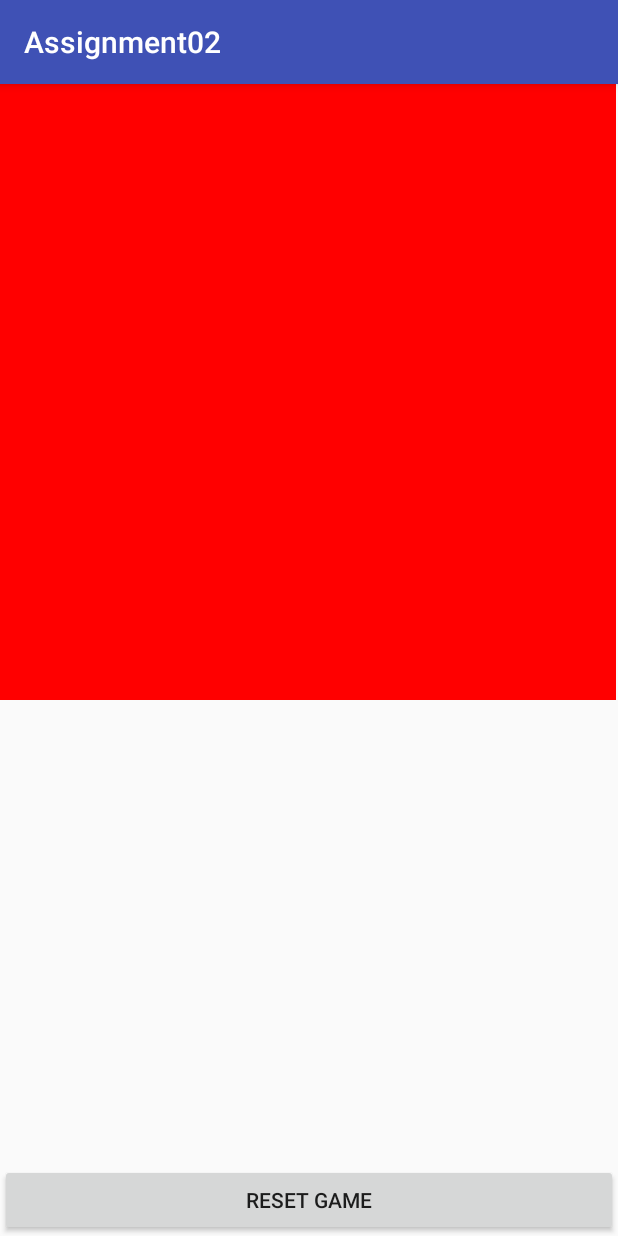
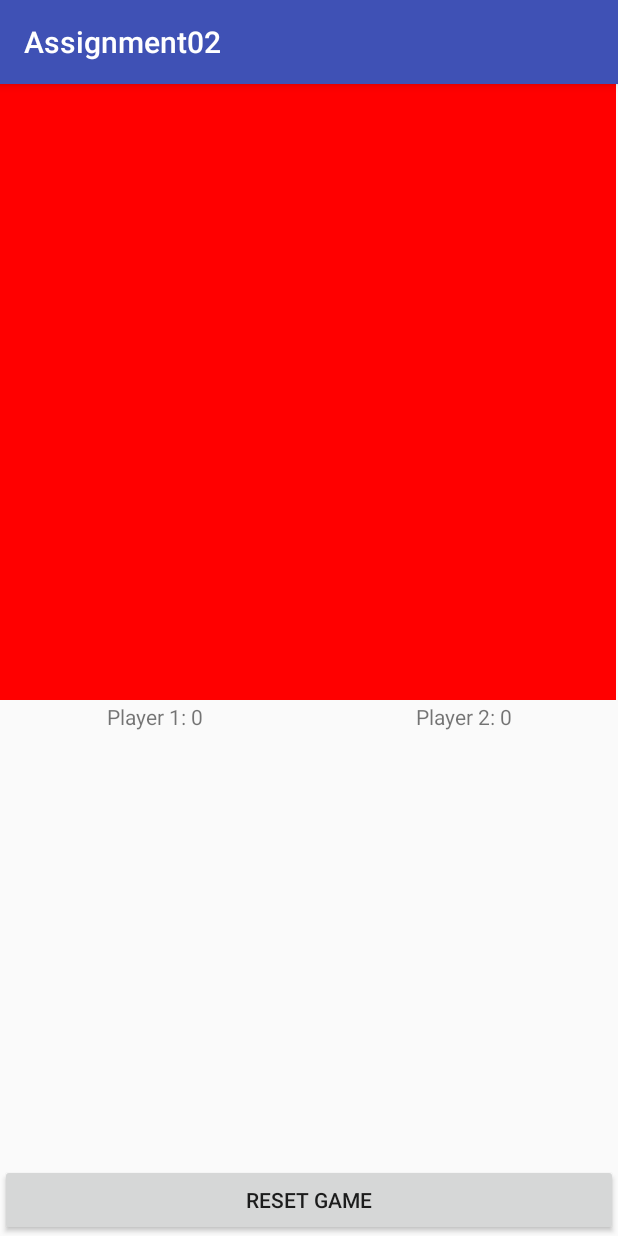
Before and after one commit to kristijan-pajtasev/android-memory-game, an Android app: the screen it shows after launch (MainActivity), after a tap on "RESET GAME", on a phone screen of 412 x 824 dp. Run offline under Robolectric (Android 15) with nearby library versions, the phone set to English and light mode, and no system bars.

Commit message:
setting init score values

```diff
--- a/app/src/main/java/com/kristijan_pajtasev/assignment02/MainActivity.java
+++ b/app/src/main/java/com/kristijan_pajtasev/assignment02/MainActivity.java
@@ -8,11 +8,13 @@ import android.view.ViewGroup;
 import android.widget.Button;
 import android.widget.LinearLayout;
 import android.widget.RelativeLayout;
+import android.widget.TextView;
 
 import com.kristijan_pajtasev.assignment02.views.MemoryCards;
 
 public class MainActivity extends AppCompatActivity {
     private int windowHeight, windowWidth;
+    private TextView playerOneScore, playerTwoScore;
 
     @Override
     protected void onCreate(Bundle savedInstanceState) {
@@ -22,7 +24,15 @@ public class MainActivity extends AppCompatActivity {
         setWindowDimensions();
 
         final MemoryCards memoryCardsView = (MemoryCards)findViewById(R.id.memoryCardsView);
-        memoryCardsView.setLayoutParams(new RelativeLayout.LayoutParams(windowWidth, windowHeight));
+        RelativeLayout.LayoutParams layoutParams;
+        if(windowHeight > windowWidth)
+            layoutParams = new RelativeLayout.LayoutParams(windowWidth, windowWidth);
+        else
+            layoutParams = new RelativeLayout.LayoutParams(windowHeight, windowHeight);
+
+        memoryCardsView.setLayoutParams(layoutParams);
+
+        initializeTextViews();
 
         Button gameResetButton = (Button)findViewById(R.id.gameResetButton);
         gameResetButton.setOnClickListener(new View.OnClickListener(){
@@ -30,8 +40,26 @@ public class MainActivity extends AppCompatActivity {
             @Override
             public void onClick(View v) {
                 memoryCardsView.reset();
+                setPlayerOneScore(0);
+                setPlayerTwoScore(0);
             }
         });
+    }
+
+    public void initializeTextViews() {
+        playerOneScore = (TextView)findViewById(R.id.playerOneScore);
+        playerTwoScore = (TextView)findViewById(R.id.playerTwoScore);
+
+        setPlayerOneScore(0);
+        setPlayerTwoScore(0);
+    }
+
+    public void setPlayerOneScore(int score) {
+        playerOneScore.setText("Player 1: " + score);
+    }
+
+    public void setPlayerTwoScore(int score) {
+        playerTwoScore.setText("Player 2: " + score);
     }
 
     private void setWindowDimensions() {
--- a/app/src/main/res/layout/activity_main.xml
+++ b/app/src/main/res/layout/activity_main.xml
@@ -6,7 +6,31 @@
         android:layout_width="match_parent"
         android:layout_height="wrap_content"
         android:id="@+id/memoryCardsView"
-        android:layout_alignParentTop="true"/>
+        android:layout_alignParentTop="true"
+        android:layout_above="@id/scoreLayout"/>
+
+    <LinearLayout
+        android:id="@+id/scoreLayout"
+        android:orientation="horizontal"
+        android:layout_width="match_parent"
+        android:layout_height="wrap_content"
+        android:layout_below="@id/memoryCardsView"
+        android:layout_above="@id/gameResetButton">
+
+        <TextView
+            android:id="@+id/playerOneScore"
+            android:layout_width="0dp"
+            android:textAlignment="center"
+            android:layout_height="wrap_content"
+            android:layout_weight="1" />
+
+        <TextView
+            android:id="@+id/playerTwoScore"
+            android:layout_width="0dp"
+            android:textAlignment="center"
+            android:layout_height="wrap_content"
+            android:layout_weight="1" />
+    </LinearLayout>
 
     <Button
         android:id="@+id/gameResetButton"
```
